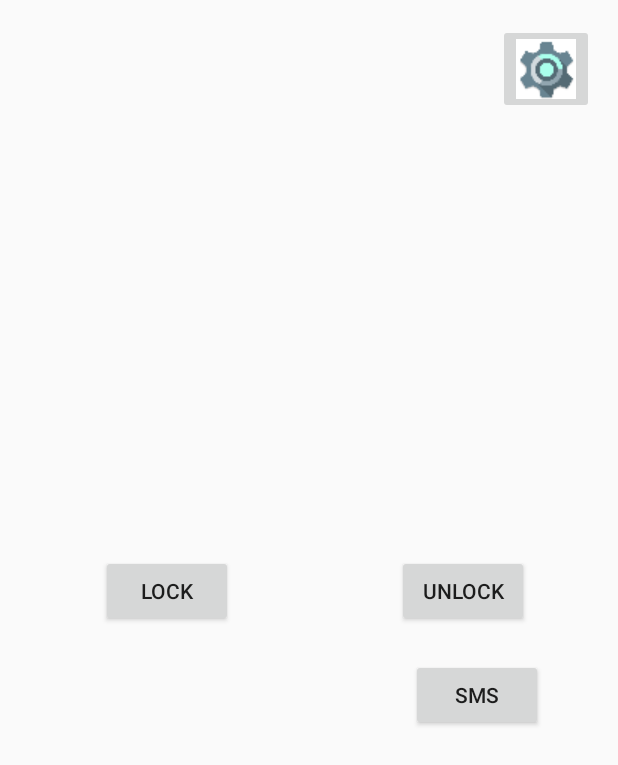
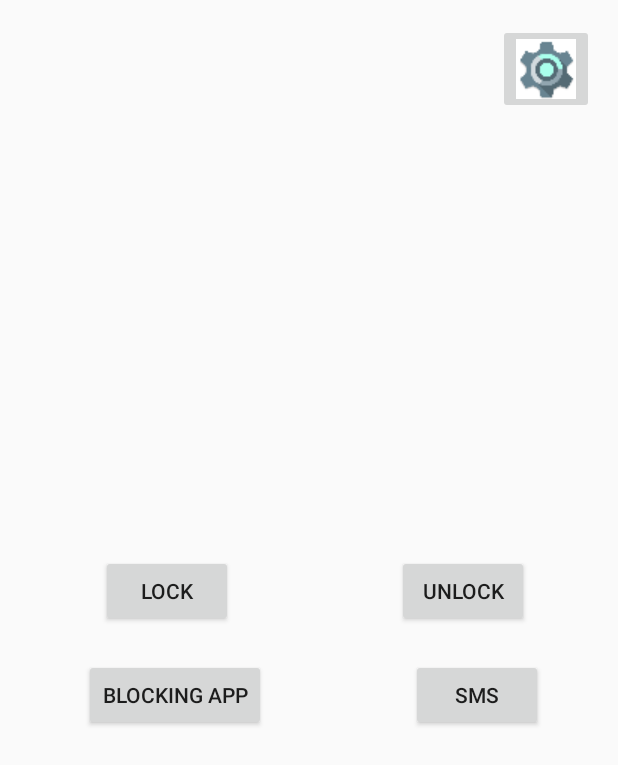
Before and after one commit to mongotae/DrinkSafe, an Android app: the MainActivity screen opened directly, with no data from a screen before it, on a phone screen of 412 x 824 dp. Shown: the top 765 px of the screen. Run offline under Robolectric (Android 15) with nearby library versions, the phone set to English and light mode, and no system bars.

Commit message:
Mid term

```diff
--- a/app/src/main/java/com/example/drinksafe/MainActivity.java
+++ b/app/src/main/java/com/example/drinksafe/MainActivity.java
@@ -100,6 +100,15 @@ public class MainActivity extends Activity {
                 startActivity(i);
             }
         });
+
+        Button block = (Button)findViewById(R.id.Blocking);
+        block.setOnClickListener(new View.OnClickListener() {
+            @Override
+            public void onClick(View v) {
+                Intent i = new Intent(MainActivity.this, Block.class);
+                startActivity(i);
+            }
+        });
     }
     public void countDownTimer(){
         countDownTimer = new CountDownTimer(MILLISINFUTURE, COUNT_DOWN_INTERVAL) {
--- a/app/src/main/res/layout/activity_main.xml
+++ b/app/src/main/res/layout/activity_main.xml
@@ -82,4 +82,16 @@
         app:layout_constraintBottom_toBottomOf="parent"
         android:layout_marginBottom="8dp"
         app:layout_constraintVertical_bias="0.0" />
+    <Button
+        android:id="@+id/Blocking"
+        android:layout_width="wrap_content"
+        android:layout_height="wrap_content"
+        android:text="Blocking App"
+        android:layout_marginTop="21dp"
+        app:layout_constraintTop_toBottomOf="@+id/lock"
+        app:layout_constraintRight_toLeftOf="@+id/sms"
+        android:layout_marginRight="8dp"
+        android:layout_marginLeft="8dp"
+        app:layout_constraintLeft_toLeftOf="parent"
+        app:layout_constraintHorizontal_bias="0.352" />
 </android.support.constraint.ConstraintLayout>
```
Also changed, not shown: app/src/main/AndroidManifest.xml (+14 -0 lines), app/src/main/java/com/example/drinksafe/Block.java (added, +38 -0 lines), app/src/main/java/com/example/drinksafe/BlockService.java (added, +34 -0 lines), app/src/main/java/com/example/drinksafe/WindowChangeDetectingService.java (added, +57 -0 lines), app/src/main/res/layout/block.xml (added, +29 -0 lines).
